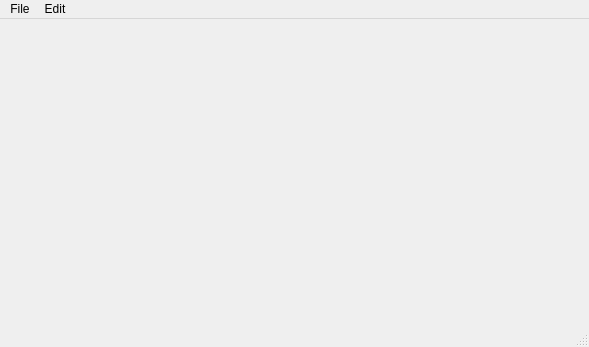
Before: the Qt Designer form mainwindow.ui in nidzo732/SubtitleManager, drawn with Qt 5.
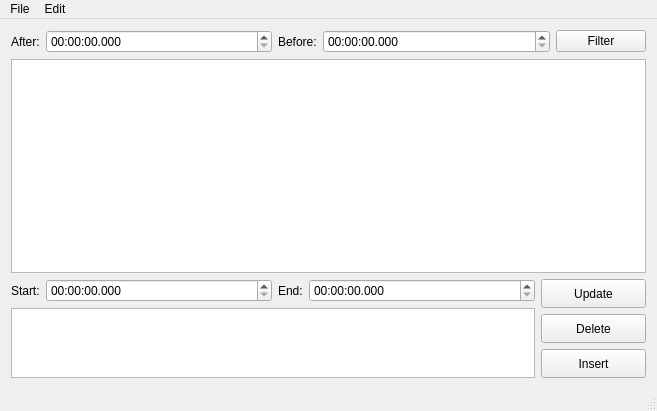
After: the same form once the commit is applied. Icons and pictures are not drawn.

Diff of the .ui file:
```diff
--- a/mainwindow.ui
+++ b/mainwindow.ui
@@ -6,20 +6,203 @@
    <rect>
     <x>0</x>
     <y>0</y>
-    <width>589</width>
-    <height>347</height>
+    <width>657</width>
+    <height>411</height>
    </rect>
   </property>
   <property name="windowTitle">
    <string>MainWindow</string>
   </property>
-  <widget class="QWidget" name="centralWidget"/>
+  <property name="windowIcon">
+   <iconset resource="icons.qrc">
+    <normaloff>:/icons/icons/main.png</normaloff>:/icons/icons/main.png</iconset>
+  </property>
+  <widget class="QWidget" name="centralWidget">
+   <layout class="QGridLayout" name="gridLayout">
+    <item row="0" column="0">
+     <layout class="QVBoxLayout" name="verticalLayout" stretch="1,10,1">
+      <item>
+       <layout class="QHBoxLayout" name="horizontalLayout" stretch="0,5,0,5,2">
+        <item>
+         <widget class="QLabel" name="label">
+          <property name="text">
+           <string>After:</string>
+          </property>
+         </widget>
+        </item>
+        <item>
+         <widget class="QTimeEdit" name="filterAfter">
+          <property name="toolTip">
+           <string>Before</string>
+          </property>
+          <property name="displayFormat">
+           <string>hh:mm:ss.zzz</string>
+          </property>
+         </widget>
+        </item>
+        <item>
+         <widget class="QLabel" name="label_2">
+          <property name="text">
+           <string>Before:</string>
+          </property>
+         </widget>
+        </item>
+        <item>
+         <widget class="QTimeEdit" name="filterBefore">
+          <property name="toolTip">
+           <string>After</string>
+          </property>
+          <property name="displayFormat">
+           <string>hh:mm:ss.zzz</string>
+          </property>
+         </widget>
+        </item>
+        <item>
+         <widget class="QPushButton" name="filterButton">
+          <property name="text">
+           <string>Filter</string>
+          </property>
+          <property name="icon">
+           <iconset resource="icons.qrc">
+            <normaloff>:/icons/icons/info.ico</normaloff>:/icons/icons/info.ico</iconset>
+          </property>
+         </widget>
+        </item>
+       </layout>
+      </item>
+      <item>
+       <widget class="QTableView" name="display">
+        <property name="selectionBehavior">
+         <enum>QAbstractItemView::SelectRows</enum>
+        </property>
+       </widget>
+      </item>
+      <item>
+       <layout class="QHBoxLayout" name="horizontalLayout_2" stretch="5,1">
+        <property name="spacing">
+         <number>6</number>
+        </property>
+        <property name="sizeConstraint">
+         <enum>QLayout::SetDefaultConstraint</enum>
+        </property>
+        <item>
+         <layout class="QVBoxLayout" name="verticalLayout_3">
+          <item>
+           <layout class="QHBoxLayout" name="horizontalLayout_3" stretch="0,1,0,1">
+            <item>
+             <widget class="QLabel" name="label_3">
+              <property name="sizePolicy">
+               <sizepolicy hsizetype="Minimum" vsizetype="Preferred">
+                <horstretch>0</horstretch>
+                <verstretch>0</verstretch>
+               </sizepolicy>
+              </property>
+              <property name="text">
+               <string>Start:</string>
+              </property>
+             </widget>
+            </item>
+            <item>
+             <widget class="QTimeEdit" name="editTimeStart">
+              <property name="toolTip">
+               <string>Start of title</string>
+              </property>
+              <property name="displayFormat">
+               <string>hh:mm:ss.zzz</string>
+              </property>
+             </widget>
+            </item>
+            <item>
+             <widget class="QLabel" name="label_4">
+              <property name="text">
+               <string>End:</string>
+              </property>
+             </widget>
+            </item>
+            <item>
+             <widget class="QTimeEdit" name="editTimeEnd">
+              <property name="toolTip">
+               <string>End of title</string>
+              </property>
+              <property name="displayFormat">
+               <string>hh:mm:ss.zzz</string>
+              </property>
+             </widget>
+            </item>
+           </layout>
+          </item>
+          <item>
+           <widget class="QTextEdit" name="editText"/>
+          </item>
+         </layout>
+        </item>
+        <item>
+         <layout class="QVBoxLayout" name="verticalLayout_2" stretch="1,1,1">
+          <item>
+           <widget class="QPushButton" name="updateButton">
+            <property name="sizePolicy">
+             <sizepolicy hsizetype="Minimum" vsizetype="Expanding">
+              <horstretch>0</horstretch>
+              <verstretch>0</verstretch>
+             </sizepolicy>
+            </property>
+            <property name="text">
+             <string>Update</string>
+            </property>
+            <property name="icon">
+             <iconset resource="icons.qrc">
+              <normaloff>:/icons/icons/edit.ico</normaloff>:/icons/icons/edit.ico</iconset>
+            </property>
+           </widget>
+          </item>
+          <item>
+           <widget class="QPushButton" name="deleteButton">
+            <property name="sizePolicy">
+             <sizepolicy hsizetype="Minimum" vsizetype="Expanding">
+              <horstretch>0</horstretch>
+              <verstretch>0</verstretch>
+             </sizepolicy>
+            </property>
+            <property name="text">
+             <string>Delete</string>
+            </property>
+            <property name="icon">
+             <iconset resource="icons.qrc">
+              <normaloff>:/icons/icons/delete.ico</normaloff>:/icons/icons/delete.ico</iconset>
+            </property>
+           </widget>
+          </item>
+          <item>
+           <widget class="QPushButton" name="insertButton">
+            <property name="sizePolicy">
+             <sizepolicy hsizetype="Minimum" vsizetype="Expanding">
+              <horstretch>0</horstretch>
+              <verstretch>0</verstretch>
+             </sizepolicy>
+            </property>
+            <property name="text">
+             <string>Insert</string>
+            </property>
+            <property name="icon">
+             <iconset resource="icons.qrc">
+              <normaloff>:/icons/icons/insert.ico</normaloff>:/icons/icons/insert.ico</iconset>
+            </property>
+           </widget>
+          </item>
+         </layout>
+        </item>
+       </layout>
+      </item>
+     </layout>
+    </item>
+   </layout>
+  </widget>
   <widget class="QMenuBar" name="menuBar">
    <property name="geometry">
     <rect>
      <x>0</x>
      <y>0</y>
-     <width>589</width>
+     <width>657</width>
      <height>21</height>
     </rect>
    </property>
```
Left out of the diff: 68 changed lines with no effect on the pictures.
